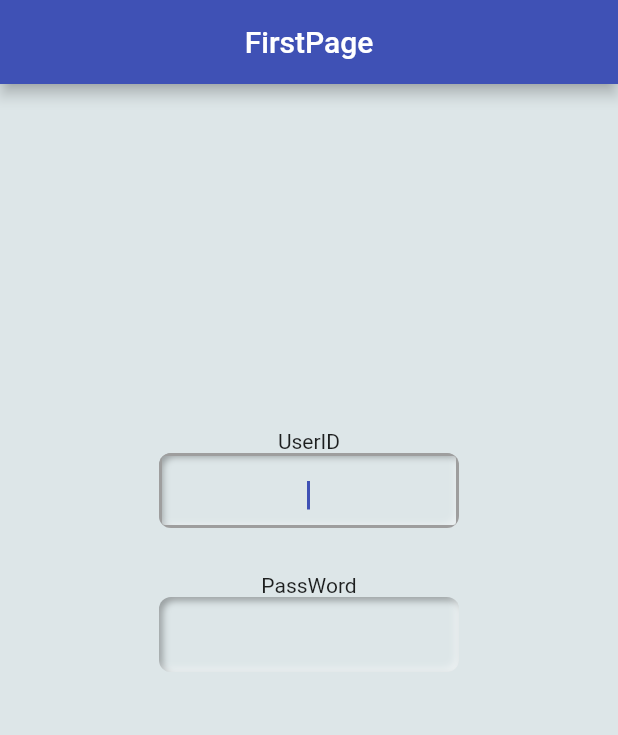
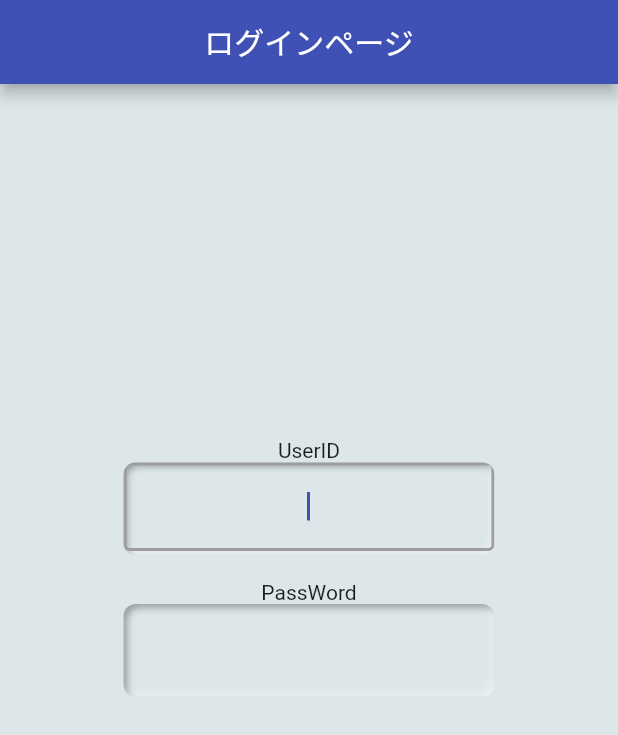
Before and after one commit to redhoshi/music_memo, a Flutter app: the screen it shows after launch, on a phone screen of 412 x 824 dp. Shown: the top 735 px of the screen. Run offline on Flutter 3.47's test engine with Material 2 defaults, Android fonts, the phone set to English and light mode, and no system bars; drawn by our look-alikes of flutter_neumorphic; our stand-ins replace animated_text_kit, audioplayers, cached_network_image, cloud_firestore, firebase_core, firebase_storage and 3 more; missing offline and left inert: cloud_firestore_web, firebase_core_web, firebase_storage_web, flutter_overboard, shared_preferences_web; accounts and stored records are empty.

Commit message:
buttonsize調整1

```diff
--- a/lib/Login/login.dart
+++ b/lib/Login/login.dart
@@ -133,9 +133,11 @@ class _LoginPageState extends State<LoginPage> {
 
   @override
   Widget build(BuildContext context) {
+    final double deviceheight = MediaQuery.of(context).size.height;
+    final double devicewidth = MediaQuery.of(context).size.width;
     return Scaffold(
       appBar: AppBar(
-        title: Text('FirstPage'),
+        title: Text('ログインページ'),
         centerTitle: true,
       ),
       backgroundColor: NeumorphicTheme.baseColor(context),
@@ -143,8 +145,8 @@ class _LoginPageState extends State<LoginPage> {
         child: Column(mainAxisSize: MainAxisSize.min, children: <Widget>[
           Text('UserID'),
           new SizedBox(
-            width: 200,
-            height: 50,
+            width: deviceheight * 0.3,
+            height: devicewidth * 0.15,
             child: Neumorphic(
               style: NeumorphicStyle(depth: -5),
               child: TextField(
@@ -164,12 +166,12 @@ class _LoginPageState extends State<LoginPage> {
             ),
           ),
           new SizedBox(
-            height: 30,
+            height: deviceheight * 0.02,
           ),
           Text('PassWord'),
           new SizedBox(
-            width: 200,
-            height: 50,
+            width: deviceheight * 0.3,
+            height: devicewidth * 0.15,
             child: Neumorphic(
               style: NeumorphicStyle(depth: -5),
               child: TextField(
@@ -190,16 +192,19 @@ class _LoginPageState extends State<LoginPage> {
             ),
           ),
           new SizedBox(
-            height: 60,
+            height: deviceheight * 0.04,
           ),
           new SizedBox(
-            width: 100,
-            height: 40,
+            width: devicewidth * 0.3,
+            height: deviceheight * 0.06,
             child: password.length > pacount
                 ? NeumorphicButton(
                     child: Text(
                       'ログイン',
                       textAlign: TextAlign.center,
+                      style: TextStyle(
+                        fontSize: deviceheight * 0.02,
+                      ),
                     ),
                     onPressed: //passwordはリストがないのはなぜ？
                         () async {
@@ -228,7 +233,7 @@ class _LoginPageState extends State<LoginPage> {
                 : null,
           ),
           new SizedBox(
-            height: 30,
+            height: deviceheight * 0.03,
           ),
           press_id > 0
               ? Text('正しい値を入力してください', textAlign: TextAlign.right)
```
Also changed, not shown: lib/main.dart (+54 -42 lines), 1 other file.
